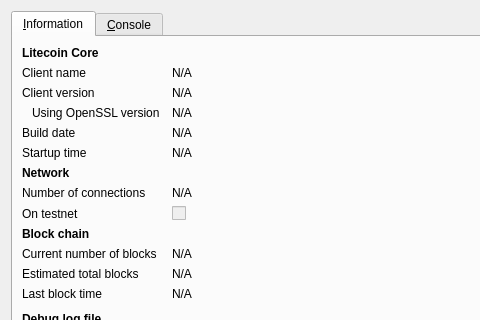
This is src/qt/forms/rpcconsole.ui in tetcoin-legacy/czarcoin as Qt 5 draws it before an edit; both pictures show x 0 to 480 and y 0 to 320 of the 740 by 450 pixel window. The edited form follows.
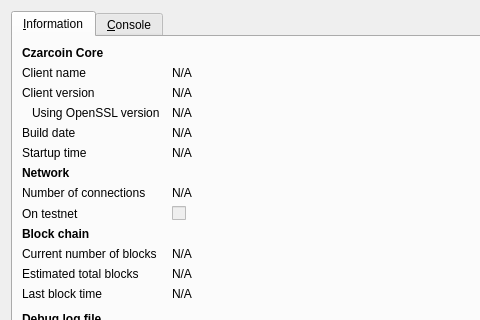
This is the edited form. Icons and pictures are not drawn.

Diff of the .ui file:
```diff
--- a/src/qt/forms/rpcconsole.ui
+++ b/src/qt/forms/rpcconsole.ui
@@ -36,7 +36,7 @@
           </font>
          </property>
          <property name="text">
-          <string>Litecoin Core</string>
+          <string>Czarcoin Core</string>
          </property>
         </widget>
        </item>
```
Left out of the diff: 6 changed lines with no effect on the pictures.
